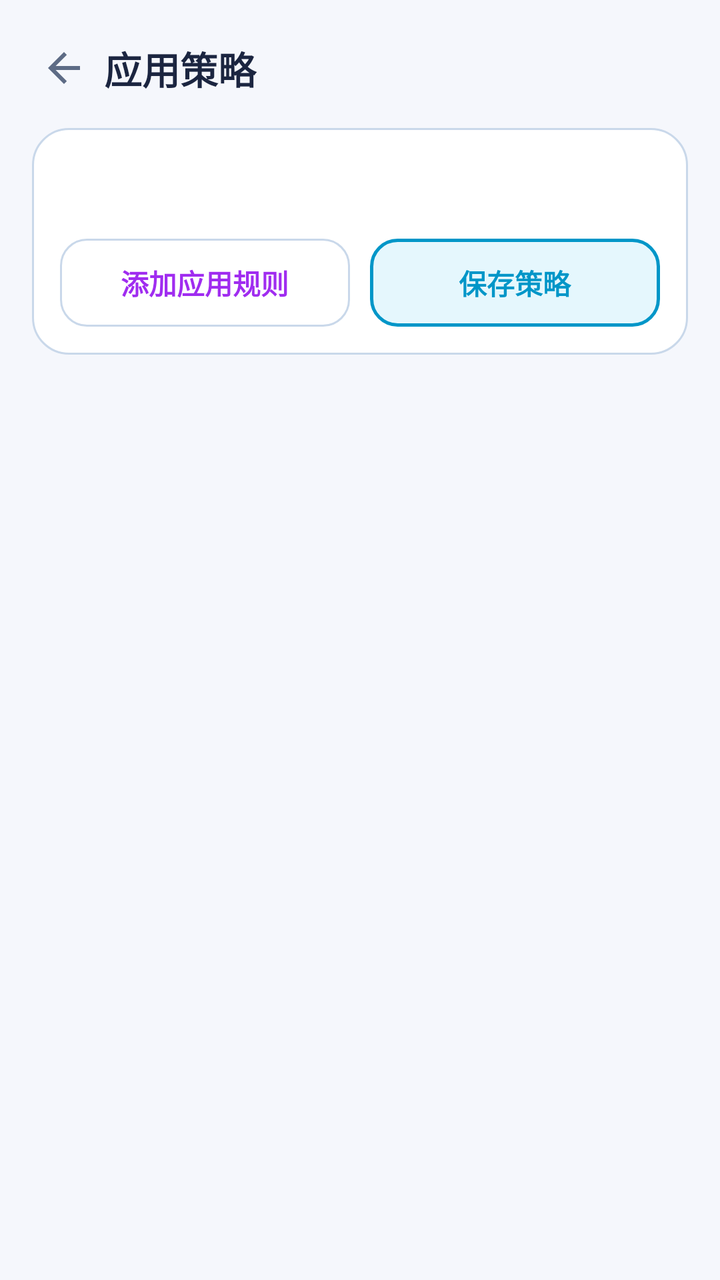
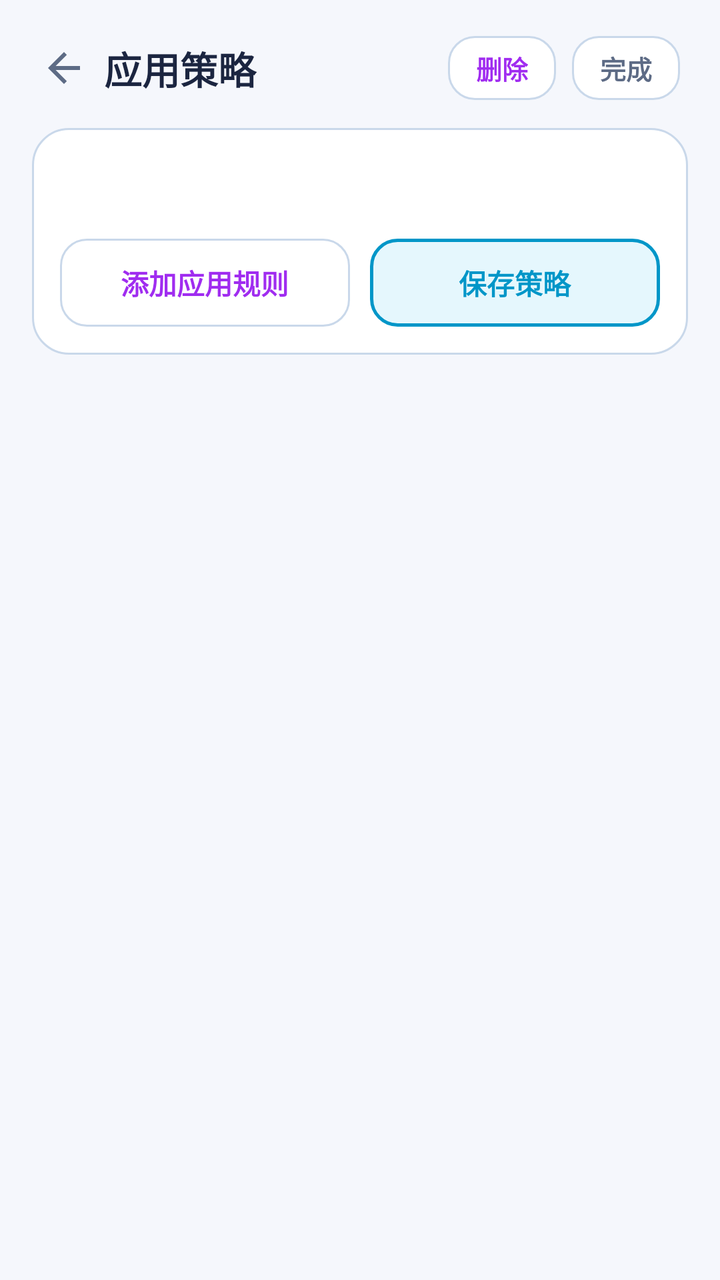

Compare the two renders of this Android layout. The source of the first and the diff that turns it into the second are given below.
<!-- AndroidManifest.xml: application theme AppTheme -->
<!-- res/layout/activity_mode.xml -->
<?xml version="1.0" encoding="utf-8"?>
<LinearLayout xmlns:android="http://schemas.android.com/apk/res/android"
    android:layout_width="match_parent"
    android:layout_height="match_parent"
    android:orientation="vertical">

    
    <LinearLayout
        android:layout_width="match_parent"
        android:layout_height="wrap_content"
        android:orientation="horizontal"
        android:gravity="center_vertical"
        android:paddingStart="12dp"
        android:paddingEnd="20dp"
        android:paddingTop="14dp"
        android:paddingBottom="10dp">

        <ImageView
            android:id="@+id/btnBack"
            android:layout_width="40dp"
            android:layout_height="40dp"
            android:padding="8dp"
            android:src="@drawable/ic_back"
            android:background="?android:attr/selectableItemBackgroundBorderless"
            android:contentDescription="返回" />

        <TextView
            android:layout_width="0dp"
            android:layout_height="wrap_content"
            android:layout_weight="1"
            android:text="应用策略"
            android:textColor="@color/textPrimary"
            android:textSize="19sp"
            android:textStyle="bold" />
    </LinearLayout>

    <ScrollView
        android:layout_width="match_parent"
        android:layout_height="match_parent"
        android:scrollbars="none"
        android:overScrollMode="never">

        <LinearLayout
            android:layout_width="match_parent"
            android:layout_height="wrap_content"
            android:orientation="vertical"
            android:paddingStart="16dp"
            android:paddingEnd="16dp"
            android:paddingBottom="28dp">

            
            <LinearLayout
                android:layout_width="match_parent"
                android:layout_height="wrap_content"
                android:orientation="vertical"
                android:background="@drawable/bg_card"
                android:padding="14dp">

                <TextView
                    android:id="@+id/ruleHint"
                    android:layout_width="wrap_content"
                    android:layout_height="wrap_content"
                    android:layout_marginTop="3dp"
                    android:text=""
                    android:textColor="@color/textSecondary"
                    android:textSize="12sp" />

                <LinearLayout
                    android:id="@+id/ruleBox"
                    android:layout_width="match_parent"
                    android:layout_height="wrap_content"
                    android:layout_marginTop="10dp"
                    android:orientation="vertical" />

                <LinearLayout
                    android:layout_width="match_parent"
                    android:layout_height="wrap_content"
                    android:layout_marginTop="12dp"
                    android:orientation="horizontal">

                    <TextView
                        android:id="@+id/addRuleBtn"
                        android:layout_width="0dp"
                        android:layout_height="44dp"
                        android:layout_weight="1"
                        android:gravity="center"
                        android:background="@drawable/bg_tab"
                        android:text="添加应用规则"
                        android:textColor="@color/magenta"
                        android:textSize="14sp"
                        android:textStyle="bold" />

                    <View
                        android:layout_width="10dp"
                        android:layout_height="1dp" />

                    <TextView
                        android:id="@+id/saveRuleBtn"
                        android:layout_width="0dp"
                        android:layout_height="44dp"
                        android:layout_weight="1"
                        android:gravity="center"
                        android:background="@drawable/bg_tab_sel"
                        android:text="保存策略"
                        android:textColor="@color/accent"
                        android:textSize="14sp"
                        android:textStyle="bold" />
                </LinearLayout>
            </LinearLayout>
        </LinearLayout>
    </ScrollView>
</LinearLayout>
<!-- resources referenced by this layout -->
<resources>
  <color name="accent">#0096C8</color>
  <color name="magenta">#A02CF0</color>
  <color name="textPrimary">#1B2540</color>
  <color name="textSecondary">#5D6B85</color>
  <!-- drawable bg_card (drawable) -->
  <?xml version="1.0" encoding="utf-8"?>
  <shape xmlns:android="http://schemas.android.com/apk/res/android">
      <solid android:color="@color/bgCard" />
      <corners android:radius="18dp" />
      <stroke android:width="1dp" android:color="@color/bgCardStroke" />
  </shape>
  <!-- drawable bg_tab (drawable) -->
  <?xml version="1.0" encoding="utf-8"?>
  <shape xmlns:android="http://schemas.android.com/apk/res/android">
      <solid android:color="@color/bgCard" />
      <corners android:radius="13dp" />
      <stroke android:width="1dp" android:color="@color/bgCardStroke" />
  </shape>
  <!-- drawable bg_tab_sel (drawable) -->
  <?xml version="1.0" encoding="utf-8"?>
  <shape xmlns:android="http://schemas.android.com/apk/res/android">
      <solid android:color="@color/accentSoft" />
      <corners android:radius="13dp" />
      <stroke android:width="1.5dp" android:color="@color/accent" />
  </shape>
  <!-- drawable ic_back (drawable) -->
  <?xml version="1.0" encoding="utf-8"?>
  <vector xmlns:android="http://schemas.android.com/apk/res/android"
      android:width="24dp" android:height="24dp"
      android:viewportWidth="24" android:viewportHeight="24">
      <path android:fillColor="#5D6B85"
          android:pathData="M20,11H7.83l5.59,-5.59L12,4l-8,8 8,8 1.41,-1.41L7.83,13H20v-2z" />
  </vector>
  <style name="AppTheme" parent="android:Theme.Material.Light.NoActionBar">
          <item name="android:windowIsTranslucent">true</item>
          <item name="android:windowBackground">@color/bg</item>
          <item name="android:colorPrimary">@color/accent</item>
          <item name="android:colorAccent">@color/accent</item>
          <item name="android:statusBarColor">@color/bg</item>
          <item name="android:navigationBarColor">@color/bg</item>
          
          <item name="android:enforceStatusBarContrast">false</item>
          <item name="android:enforceNavigationBarContrast">false</item>
          <item name="android:windowLightStatusBar">true</item>
          <item name="android:colorControlActivated">@color/accent</item>
          <item name="android:colorControlNormal">@color/textDim</item>
      </style>
  <color name="bgCard">#FFFFFF</color>
  <color name="bgCardStroke">#C9D8EA</color>
  <color name="accentSoft">#E5F7FD</color>
  <color name="bg">#F5F7FC</color>
  <color name="textDim">#9AA7BD</color>
</resources>

<!-- the commit's change to res/layout/activity_mode.xml (unified diff, before → after) -->
@@ -31,6 +31,36 @@
             android:text="应用策略"
             android:textColor="@color/textPrimary"
             android:textSize="19sp"
+            android:textStyle="bold" />
+
+        <TextView
+            android:id="@+id/btnDeleteMode"
+            android:layout_width="wrap_content"
+            android:layout_height="32dp"
+            android:gravity="center"
+            android:paddingStart="14dp"
+            android:paddingEnd="14dp"
+            android:background="@drawable/bg_tab"
+            android:text="删除"
+            android:textColor="@color/magenta"
+            android:textSize="13sp"
+            android:textStyle="bold" />
+
+        <View
+            android:layout_width="8dp"
+            android:layout_height="1dp" />
+
+        <TextView
+            android:id="@+id/btnDoneMode"
+            android:layout_width="wrap_content"
+            android:layout_height="32dp"
+            android:gravity="center"
+            android:paddingStart="14dp"
+            android:paddingEnd="14dp"
+            android:background="@drawable/bg_tab"
+            android:text="完成"
+            android:textColor="@color/textSecondary"
+            android:textSize="13sp"
             android:textStyle="bold" />
     </LinearLayout>
 
